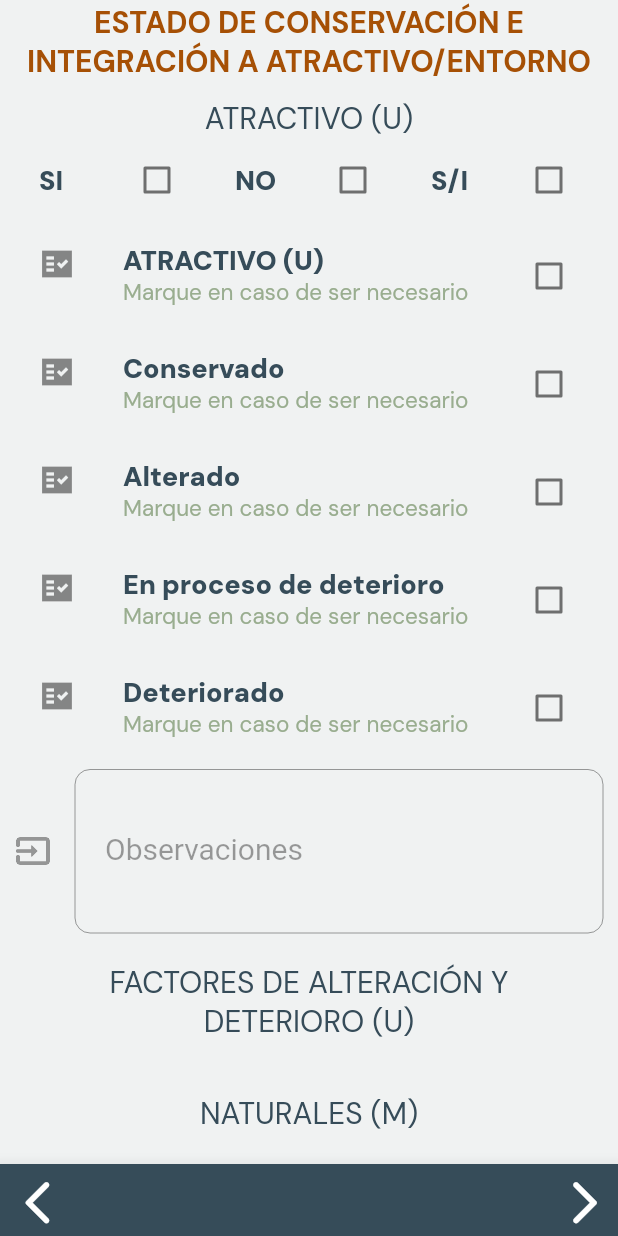
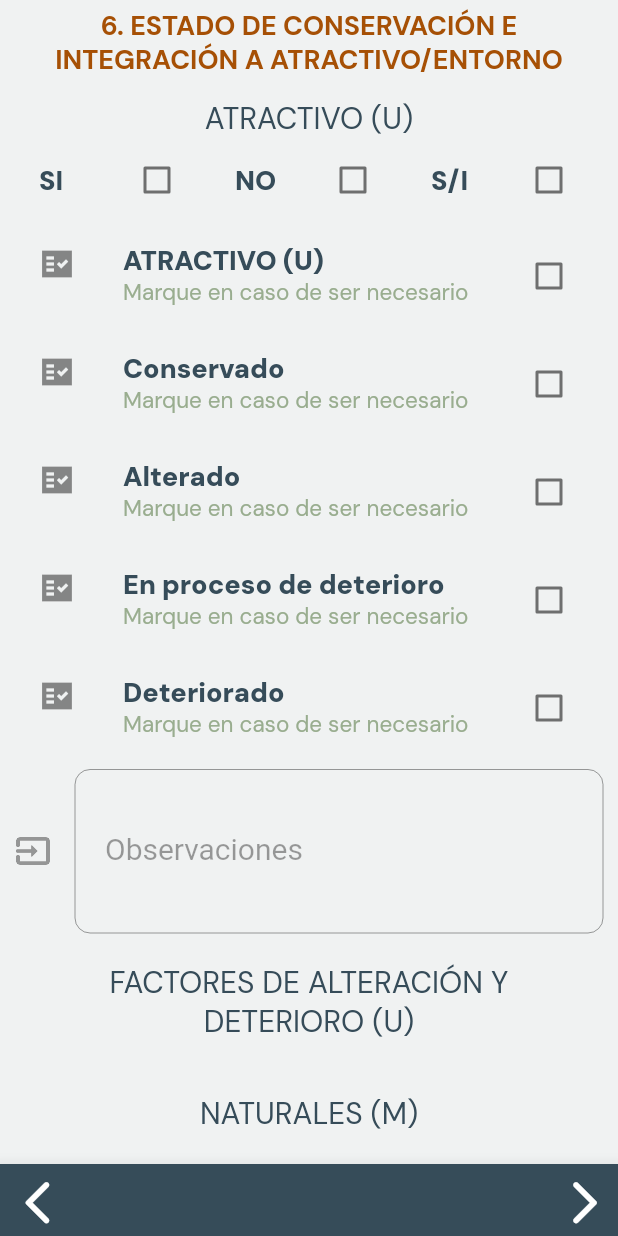
Before and after one commit to joSar2000/Turismo_Flutter, a Flutter app: the screen it shows after launch, on a phone screen of 412 x 824 dp. Run offline on Flutter 3.47's test engine with Material 2 defaults, Android fonts, the phone set to English and light mode, and no system bars; our stand-ins replace cloud_firestore, firebase_core, firebase_database, google_fonts, hexcolor; missing offline and left inert: a package; accounts and stored records are empty.

```diff
--- a/lib/pages/viewturista_table6.dart
+++ b/lib/pages/viewturista_table6.dart
@@ -1,14 +1,14 @@
 import 'package:flutter/cupertino.dart';
 import 'package:flutter/material.dart';
 import 'package:flutter/rendering.dart';
-import 'package:turismo_flutter/pages/viewturista_table6_1.dart';
+import 'package:turismo_flutter/pages/viewturista_table7.dart';
 import 'package:cloud_firestore/cloud_firestore.dart';
 import 'package:hexcolor/hexcolor.dart';
 import 'package:google_fonts/google_fonts.dart';
 import 'package:turismo_flutter/pages/prueba.dart';
 
 class turismTable6 extends StatelessWidget {
-  static const String ROUTE = "/entorno_conservacion";
+  static const String ROUTE = "/table6";
   @override
   Widget build(BuildContext context) {
     return MaterialApp(
@@ -267,12 +267,12 @@ class CheckboxWidgetState1 extends State<TableTurism_6> {
           elevation: 0,
           backgroundColor: HexColor("#F0F2F2"),
           title:
-              Text('ESTADO DE CONSERVACIÓN E INTEGRACIÓN A ATRACTIVO/ENTORNO',
+              Text('6. ESTADO DE CONSERVACIÓN E INTEGRACIÓN A ATRACTIVO/ENTORNO',
                   textAlign: TextAlign.center,
-                  maxLines: 2,
+                  maxLines: 5,
                   style: GoogleFonts.dmSans(
                     fontWeight: FontWeight.bold,
-                    fontSize: 20,
+                    fontSize: 18,
                     color: HexColor("#A65005"),
                   )),
         ),
```
